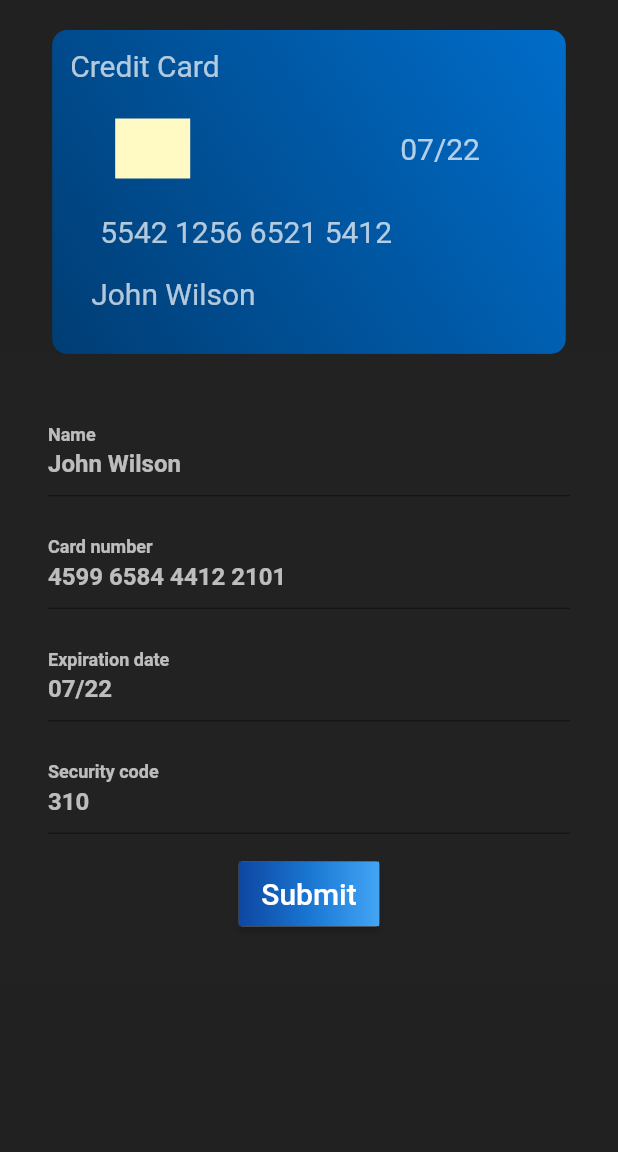
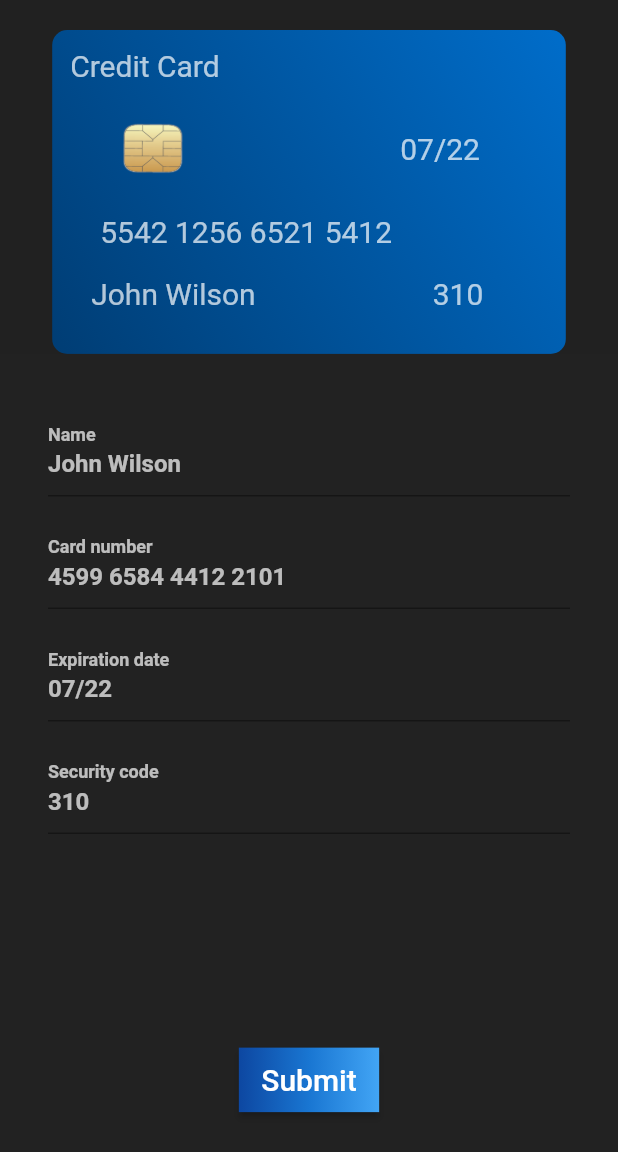
Before and after one commit to Nachocss/Daily-UI-challenge, a Flutter app: the screen it shows after launch, on a phone screen of 412 x 824 dp. Shown: the top 1152 px of the screen. Run offline on Flutter 3.47's test engine with Material 2 defaults, Android fonts, the phone set to English and light mode, and no system bars; our stand-ins replace bloc, equatable, flutter_bloc; missing offline and left inert: zoom_widget.

Commit message:
Day 2. Some but not all bugs fixed. I'm tired. Cya in day 3

```diff
--- a/lib/src/002/bloc/credit_card_state.dart
+++ b/lib/src/002/bloc/credit_card_state.dart
@@ -30,9 +30,9 @@ class FocusingOverview extends CreditCardState {
 }
 
 class FocusingCardNumber extends CreditCardState {
-  final double x = 0.0;
-  final double y = 0.0;
-  final double scale = 3.0;
+  final double x = 70.0;
+  final double y = 00.0;
+  final double scale = 1.8;
 
   FocusingCardNumber() {
     super.x = x;
--- a/lib/src/002/main2.dart
+++ b/lib/src/002/main2.dart
@@ -47,6 +47,7 @@ class _CreditCardState extends State<CreditCard> {
   final _expiration_controller = TextEditingController(text: "07/22");
   final _number_controller = TextEditingController(text: "4599 6584 4412 2101");
   final _security_controller = TextEditingController(text: "310");
+  ScrollController scrollController = ScrollController();
 
   @override
   Widget build(BuildContext context) {
@@ -89,17 +90,34 @@ class _CreditCardState extends State<CreditCard> {
                               print(value);
                             },
                           ),*/
-           //               ListView(
-             //             padding: const EdgeInsets.all(8),
-                 //         children: <Widget>[
-                             _inputText("Name", _name_controller),
-                            _inputText("Card number", _number_controller),
-                            _inputText("Expiration date", _expiration_controller),
-                            _inputText("Security code", _security_controller),
-               //           ],
-                   //       ),
+                          Container(
+                            height: MediaQuery.of(context).size.height - 400,
+                            child: ListView(
+                              controller: scrollController,
+                              scrollDirection: Axis.vertical,
+                              children: <Widget>[
+                                _inputText(
+                                    "Name", _name_controller, scrollController),
+                                // Spacer(flex: 2),
+                                _inputText("Card number", _number_controller,
+                                    scrollController),
+                                _inputText("Expiration date",
+                                    _expiration_controller, scrollController),
+                                _inputText("Security code",
+                                    _security_controller, scrollController),
+                                Text(
+                                  "",
+                                  style: TextStyle(height: 15),
+                                ),
+                                //  Spacer(flex: 2),
+                              ],
+                            ),
+                          ),
                           RaisedButton(
-                            onPressed: () {},
+                            onPressed: () {
+                              creditCardBloc.add(OverviewFocus());
+                            },
+                            color: Colors.transparent,
                             textColor: Colors.white,
                             padding: const EdgeInsets.all(0.0),
                             child: Container(
@@ -130,7 +148,8 @@ class _CreditCardState extends State<CreditCard> {
     );
   }
 
-  _inputText(String labelText, TextEditingController controller) {
+  _inputText(String labelText, TextEditingController controller,
+      ScrollController scrollController) {
     return Padding(
       padding: EdgeInsets.only(bottom: 16),
       child: TextFormField(
@@ -150,21 +169,25 @@ class _CreditCardState extends State<CreditCard> {
           switch (labelText) {
             case "Name":
               creditCardBloc.add(CardholderNameFocus());
+              scrollController.jumpTo(0);
               break;
-            case "Card Number":
+            case "Card number":
               creditCardBloc.add(CardNumberFocus());
+              scrollController.jumpTo(116);
               break;
             case "Expiration date":
               creditCardBloc.add(ExpirationDateFocus());
+              scrollController.jumpTo(173);
               break;
             case "Security code":
               creditCardBloc.add(SecurityCodeFocus());
+              scrollController.jumpTo(230);
               break;
           }
         },
-     //   onFieldSubmitted: (x) => creditCardBloc.add(OverviewFocus()),
-     //   onSaved: (x) => creditCardBloc.add(OverviewFocus()),
-     //   onEditingComplete: () => creditCardBloc.add(OverviewFocus()),
+        //   onFieldSubmitted: (x) => creditCardBloc.add(OverviewFocus()),
+        //   onSaved: (x) => creditCardBloc.add(OverviewFocus()),
+        //   onEditingComplete: () => creditCardBloc.add(OverviewFocus()),
       ),
     );
   }
@@ -211,11 +234,12 @@ class _CreditCardState extends State<CreditCard> {
                         padding: EdgeInsets.only(left: 30),
                         height: 40,
                         width: 80,
-                        child: DecoratedBox(
+                        child: Image.asset("assets/002/chip.png")
+                      /*  DecoratedBox(
                           decoration: BoxDecoration(color: Colors.yellow[100]),
-                        ),
+                        ),*/
                       ),
-                    ), //contactless stuff of the cards
+                    ), //chip
                     Padding(
                       padding: EdgeInsets.only(left: 128),
                       child: Container(
@@ -250,9 +274,20 @@ class _CreditCardState extends State<CreditCard> {
                         child: NamePreview(
                             text: _name_controller.text /*"JHON BLOW"*/),
                         /*Text(
-                          "JHON BLOW",
+                            "JHON BLOW",
+                            style: TextStyle(color: Colors.white70, fontSize: 20),
+                          ),*/
+                      ),
+                    ), // Name
+                    Spacer(flex: 4),
+                    Padding(
+                      padding: EdgeInsets.only(top: 6, bottom: 6, right: 55, ),
+                      child: Container(
+                        padding: EdgeInsets.only(left: 20),
+                        child: Text(
+                          "310",
                           style: TextStyle(color: Colors.white70, fontSize: 20),
-                        ),*/
+                        ),
                       ),
                     ), // Name
                   ],
--- a/pubspec.yaml
+++ b/pubspec.yaml
@@ -52,6 +52,7 @@ flutter:
   assets:
     - assets/
     - assets/001/
+    - assets/002/
 
   # An image asset can refer to one or more resolution-specific "variants", see
   # https://flutter.dev/assets-and-images/#resolution-aware.
```
Also changed, not shown: assets/002/chip.png (added).
